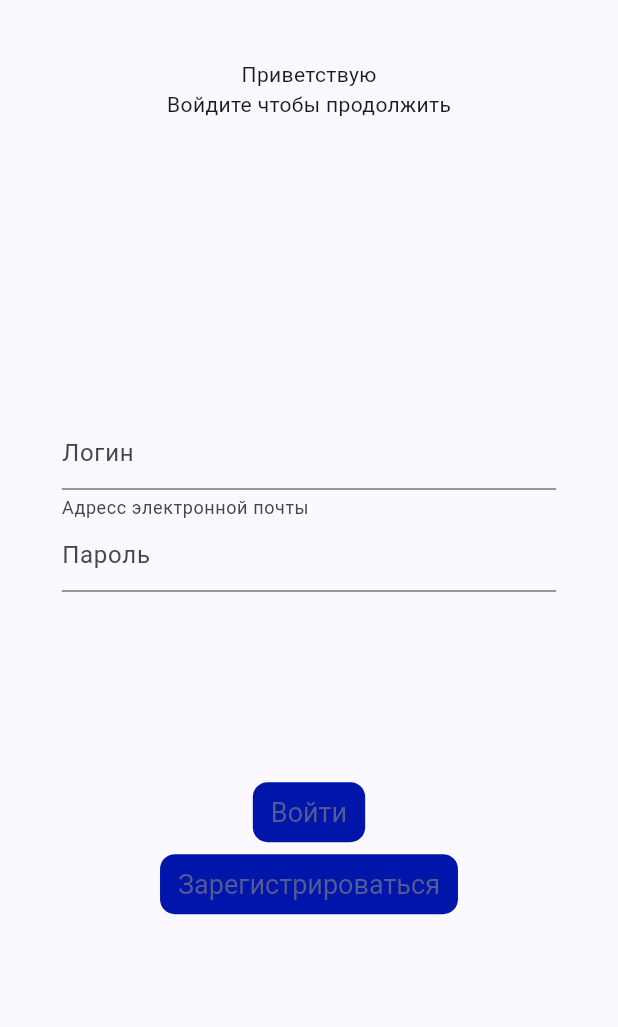
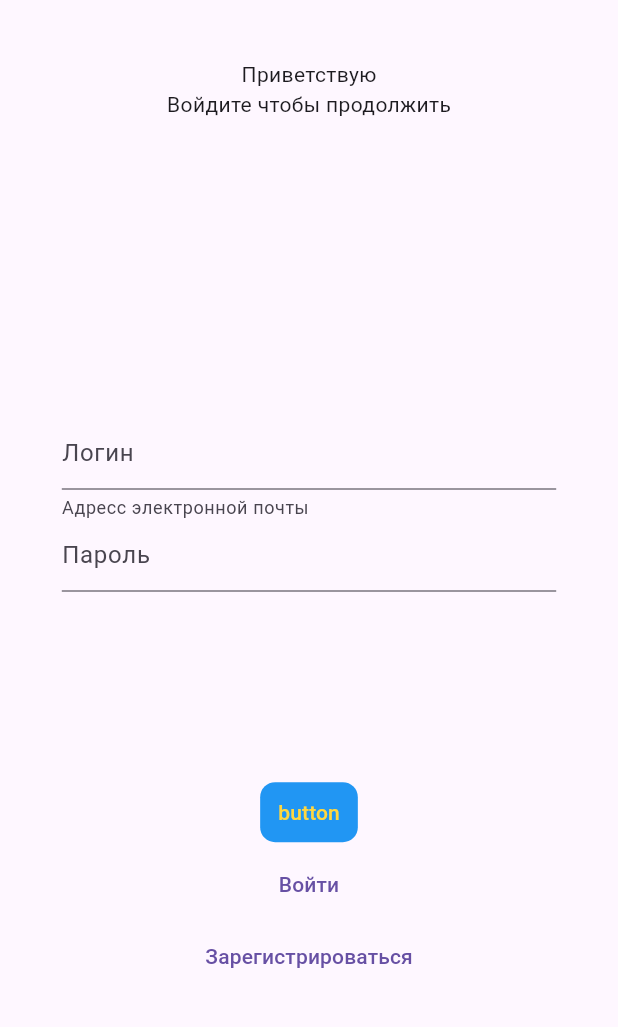
Before and after one commit to Pavel-Stefashin/ToDo, a Flutter app: the screen it shows after launch, after a tap on "войти", on a phone screen of 412 x 824 dp, the part 63-1090 px from its top. Run offline on Flutter 3.47's test engine with Material 3 defaults, Android fonts, the phone set to English and light mode, and no system bars.

Commit message:
Класс MyTextButtomn

```diff
--- a/lib/main.dart
+++ b/lib/main.dart
@@ -8,39 +8,38 @@ void main() {
   runApp(
       MaterialApp(
         title: 'ToDo',
-
-        theme: ThemeData(
-          colorScheme: ColorScheme.fromSeed(seedColor: const Color.fromRGBO(
-              0, 32, 255, 1.0)),
-          useMaterial3: true,
-          textButtonTheme: TextButtonThemeData(
-            style: ButtonStyle(
-              backgroundColor: const WidgetStatePropertyAll(Color.fromRGBO(0,21,170, 1)),
-              shape:WidgetStatePropertyAll(RoundedRectangleBorder(
-                borderRadius: BorderRadius.circular(10.0),
-              ),
-              ),
-              textStyle: const WidgetStatePropertyAll(
-                  TextStyle(
-                    fontSize: 18,
-                    color: Color.fromRGBO(255, 255, 255, 1),
-                  ),
-              ),
-            ),
-          ),
-          outlinedButtonTheme: OutlinedButtonThemeData(
-            style: OutlinedButton.styleFrom(
-              side: const BorderSide(width: 3, color: Color.fromRGBO(0,21,170, 1)),
-              shape: RoundedRectangleBorder(
-                borderRadius: BorderRadius.circular(10.0),
-              ),
-              textStyle: const TextStyle(
-                fontSize: 18,
-                color: Color.fromRGBO(0,21,170, 1),
-              ),
-            ),
-          ),
-        ),
+        // theme: ThemeData(
+        //   colorScheme: ColorScheme.fromSeed(seedColor: const Color.fromRGBO(
+        //       0, 32, 255, 1.0)),
+        //   useMaterial3: true,
+        //   textButtonTheme: TextButtonThemeData(
+        //     style: ButtonStyle(
+        //       backgroundColor: const WidgetStatePropertyAll(Color.fromRGBO(0,21,170, 1)),
+        //       shape:WidgetStatePropertyAll(RoundedRectangleBorder(
+        //         borderRadius: BorderRadius.circular(10.0),
+        //       ),
+        //       ),
+        //       textStyle: const WidgetStatePropertyAll(
+        //           TextStyle(
+        //             fontSize: 18,
+        //             color: Color.fromRGBO(255, 255, 255, 1),
+        //           ),
+        //       ),
+        //     ),
+        //   ),
+        //   outlinedButtonTheme: OutlinedButtonThemeData(
+        //     style: OutlinedButton.styleFrom(
+        //       side: const BorderSide(width: 3, color: Color.fromRGBO(0,21,170, 1)),
+        //       shape: RoundedRectangleBorder(
+        //         borderRadius: BorderRadius.circular(10.0),
+        //       ),
+        //       textStyle: const TextStyle(
+        //         fontSize: 18,
+        //         color: Color.fromRGBO(0,21,170, 1),
+        //       ),
+        //     ),
+        //   ),
+        // ),
         initialRoute: '/SigninSignup',
         routes: {
           '/': (context) => const HomePage(),
--- a/lib/objects/MyTextButton.dart
+++ b/lib/objects/MyTextButton.dart
@@ -1,14 +1,25 @@
-// import 'package:flutter/material.dart';
-//
-// class MyTextButton extends TextButton{
-//
-//   MyTextButton({required super.onPressed, required super.child});
-//
-//   Widget build(BuildContext context) {
-//
-//     return TextButton(: (){},
-//       child: Text(""),
-//       style: ButtonStyle(),
-//       );
-//   }
-// }
+import 'package:flutter/material.dart';
+
+class MyTextButton extends StatelessWidget {
+  final String text;
+  //final action;
+
+  const MyTextButton({super.key, required this.text});
+
+  @override
+  Widget build(BuildContext context) {
+    return TextButton(onPressed: (){},
+      style: TextButton.styleFrom(
+        foregroundColor: Colors.amberAccent,
+        backgroundColor: Colors.blue,
+        shape: RoundedRectangleBorder(
+          borderRadius: BorderRadius.circular(10.0),
+        ),),
+      child: Text(text),);
+  }
+
+  void GoToSignin(context){
+    Navigator.pushNamed(context, '/Signin');
+  }
+
+}
--- a/lib/screans/login/signin.dart
+++ b/lib/screans/login/signin.dart
@@ -2,6 +2,8 @@ import 'package:flutter_todo/screans/home_page.dart';
 import 'package:flutter/material.dart';
 import 'package:flutter_todo/screans/login/signin_signup.dart';
 import 'package:flutter_todo/screans/login/signup.dart';
+
+import '../../objects/MyTextButton.dart';
 
 class Signin extends StatelessWidget {
   const Signin({super.key});
@@ -51,6 +53,7 @@ class Signin extends StatelessWidget {
               Expanded(
                 child: Column(
                   children: [
+                    const MyTextButton(text: 'button',),
                     TextButton(
                         onPressed: () {
                           Navigator.pushNamed(context, '/Signin');
```
Also changed, not shown: 1 other file.
